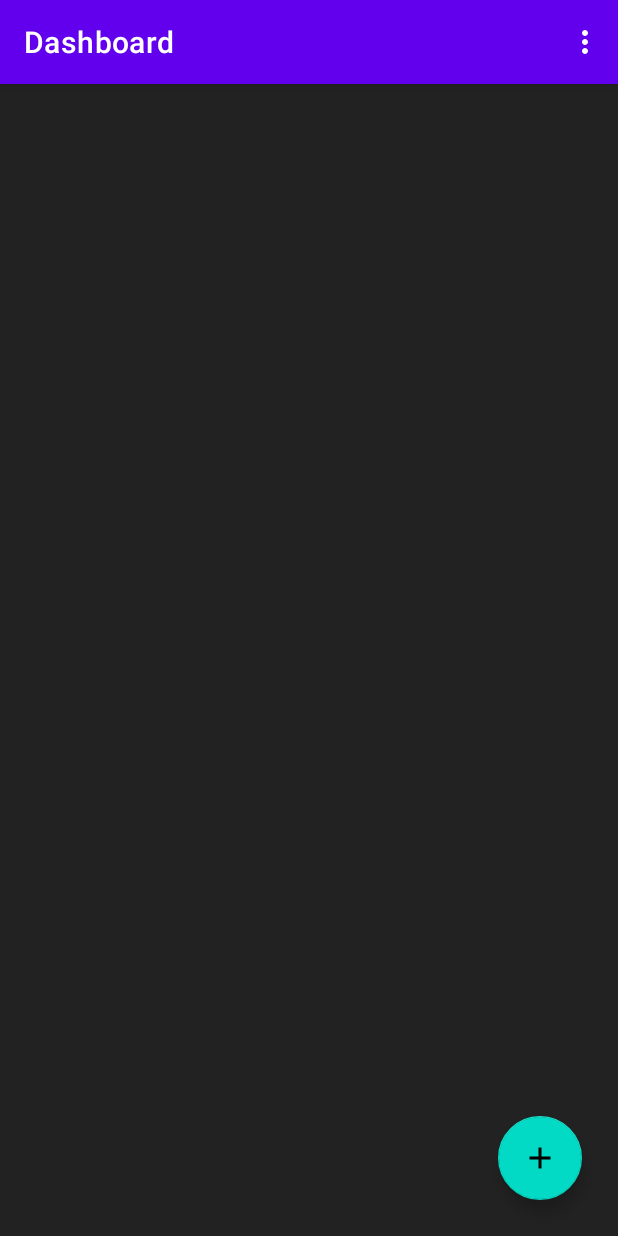
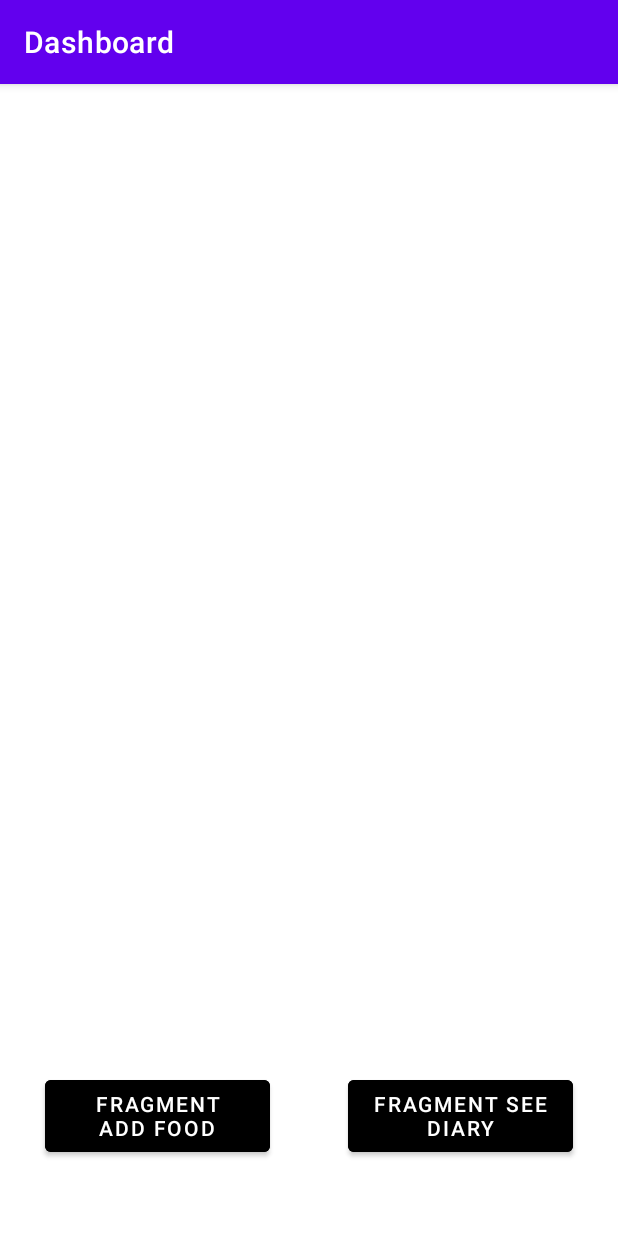
Before and after one commit to jamiewen8/FitnessApp, an Android app: the MainActivity screen opened directly, with no data from a screen before it, after a tap on "Food Diary", on a phone screen of 412 x 824 dp. Run offline under Robolectric (Android 15) with nearby library versions, the light colour scheme and no system bars; our stand-ins replace Room's generated code, navigation-ui; libraries missing offline, so code that uses them is left out: com.mikhaellopez.circularprogressbar; 1 other tap on this screen came first.

Commit message:
Added fragment page for diary

```diff
--- a/app/src/main/AndroidManifest.xml
+++ b/app/src/main/AndroidManifest.xml
@@ -32,6 +32,7 @@
         <activity android:name=".ui.activities.RewardPage"></activity>
         <activity android:name=".ui.introscreen.IntroActivity"></activity>
         <activity android:name=".ui.activities.ScannerToCreateFood"></activity>
+        <activity android:name=".ui.activities.DiaryActivity"></activity>
 
     </application>
 
--- /dev/null
+++ b/app/src/main/java/com/example/dashboard/ui/activities/DiaryActivity.kt
@@ -0,0 +1,42 @@
+package com.example.dashboard.ui.activities
+
+import android.os.Bundle
+import android.view.LayoutInflater
+import androidx.appcompat.app.AppCompatActivity
+import androidx.fragment.app.Fragment
+import com.example.dashboard.R
+import com.example.dashboard.databinding.ActivityDiaryBinding
+import com.example.dashboard.ui.fragments.add_food
+import com.example.dashboard.ui.fragments.see_diary
+import kotlinx.android.synthetic.main.activity_diary.*
+
+class DiaryActivity: AppCompatActivity() {
+
+    lateinit var binding: ActivityDiaryBinding
+
+    override fun onCreate(savedInstanceState: Bundle?) {
+        super.onCreate(savedInstanceState)
+        binding = ActivityDiaryBinding.inflate(layoutInflater)
+        setContentView(binding.root)
+
+
+        binding.addFood.setOnClickListener{
+            replaceFragment(add_food())
+        }
+
+        binding.seeDiary.setOnClickListener{
+            replaceFragment(see_diary())
+        }
+
+
+    }
+
+    private fun replaceFragment(fragment : Fragment) {
+        val fragmentManager = supportFragmentManager
+        val fragmentTransaction = fragmentManager.beginTransaction()
+        fragmentTransaction.replace(R.id.fragmentContainer,fragment)
+        fragmentTransaction.commit()
+    }
+
+
+}
--- a/app/src/main/java/com/example/dashboard/ui/activities/MainActivity.kt
+++ b/app/src/main/java/com/example/dashboard/ui/activities/MainActivity.kt
@@ -129,7 +129,7 @@ class MainActivity : AppCompatActivity(), SensorEventListener {
 
         val fooddiary = findViewById<CardView>(R.id.fooddiary)
         fooddiary.setOnClickListener{
-            val intent = Intent(this, FoodDiary::class.java)
+            val intent = Intent(this, DiaryActivity::class.java)
             startActivity(intent)
         }
 
--- /dev/null
+++ b/app/src/main/res/layout/activity_diary.xml
@@ -0,0 +1,36 @@
+<?xml version="1.0" encoding="utf-8"?>
+<RelativeLayout xmlns:android="http://schemas.android.com/apk/res/android"
+    xmlns:tools="http://schemas.android.com/tools"
+    android:layout_width="match_parent"
+    android:layout_height="match_parent"
+    tools:context=".ui.activities.DiaryActivity"
+    tools:ignore="ExtraText">
+    xmlns:tools="http://schema.andorid.com/tools"
+
+
+    <androidx.fragment.app.FragmentContainerView
+        android:layout_width="match_parent"
+        android:layout_height="600dp"
+        android:id = "@+id/fragmentContainer"/>
+
+    <Button
+        android:layout_width="150dp"
+        android:layout_height="60dp"
+        android:id="@+id/addFood"
+        android:backgroundTint="@color/black"
+        android:layout_alignParentBottom="true"
+        android:layout_marginBottom="50dp"
+        android:layout_marginStart="30dp"
+        android:text="Fragment Add Food"/>
+
+    <Button
+        android:layout_width="150dp"
+        android:layout_height="60dp"
+        android:id="@+id/seeDiary"
+        android:backgroundTint="@color/black"
+        android:layout_alignParentBottom="true"
+        android:layout_alignParentRight="true"
+        android:layout_marginBottom="50dp"
+        android:layout_marginEnd="30dp"
+        android:text="Fragment see diary"/>
+</RelativeLayout>
```
Also changed, not shown: app/src/main/java/com/example/dashboard/ui/fragments/add_food.kt (added, +110 -0 lines), app/src/main/java/com/example/dashboard/ui/fragments/see_diary.kt (added, +8 -0 lines), app/src/main/res/layout/add_food.xml (added, +200 -0 lines), app/src/main/res/layout/see_diary.xml (added, +17 -0 lines).
